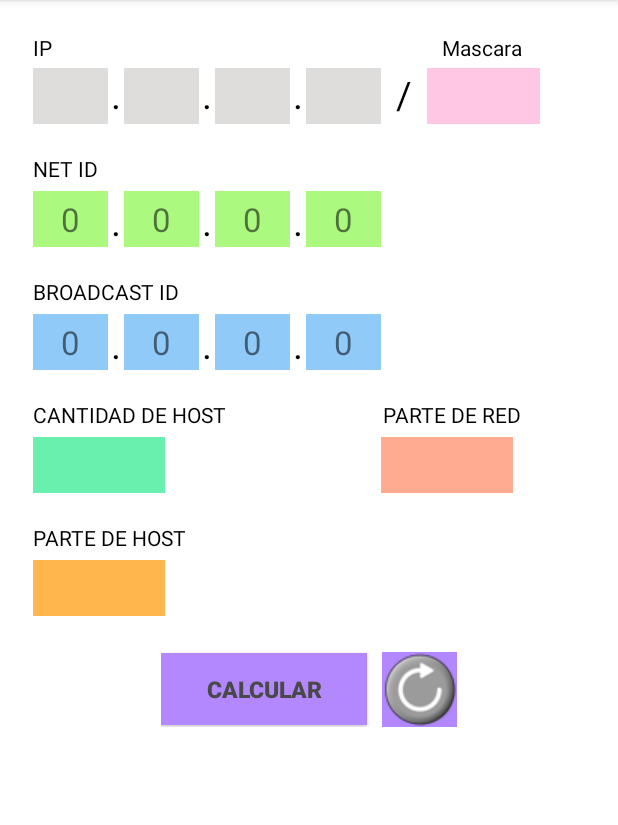
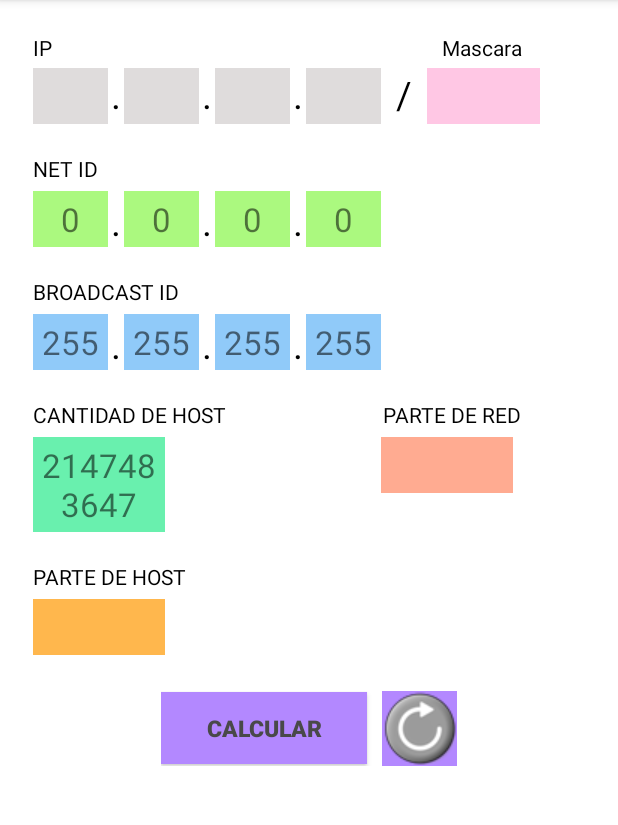
Before and after one commit to KarlaLopez96/HybridNetId, an Android app: the screen it shows after launch (MainActivity), after a tap on "CALCULAR", on a phone screen of 412 x 824 dp, the part 84-909 px from its top. Run offline under Robolectric (Android 15) with nearby library versions, the phone set to English and light mode, and no system bars; 5 statements that could not run were skipped.

Commit message:
Comentando el código,corrigiendo el broadcast y agregando el cálculo del número de host disponibles.

```diff
--- a/app/src/main/java/com/karla/direccionip/MainActivity.java
+++ b/app/src/main/java/com/karla/direccionip/MainActivity.java
@@ -7,6 +7,8 @@ import android.widget.Button;
 import android.widget.EditText;
 import android.widget.ImageButton;
 import android.widget.TextView;
+
+import static java.lang.Math.pow;
 
 public class MainActivity extends AppCompatActivity {
     EditText octal1, octal2, octal3, octal4, m;
@@ -36,6 +38,8 @@ public class MainActivity extends AppCompatActivity {
         final TextView broad3 = (TextView) findViewById(R.id.broadId3);
         final TextView broad4 = (TextView) findViewById(R.id.broadId4);
 
+        final TextView host2 = (TextView) findViewById(R.id.host1);
+
         botonCalcular.setOnClickListener(new View.OnClickListener() {
             @Override
             public void onClick(View view) {
@@ -47,6 +51,7 @@ public class MainActivity extends AppCompatActivity {
 
                 int[] mascaraDecimal = Mascara.plecaADecimal(mascara);
 
+                //Calculando la net ID.
                 int NetId_01 = o1 & mascaraDecimal[0];
                 int NetId_02 = o2 & mascaraDecimal[1];
                 int NetId_03 = o3 & mascaraDecimal[2];
@@ -57,20 +62,22 @@ public class MainActivity extends AppCompatActivity {
                 nId3.setText(""+NetId_03);
                 nId4.setText(""+NetId_04);
 
-                /*int broad_01 = ( ( o1 | mascaraDecimal[0] ) & ~( o1 & mascaraDecimal[0] ) );
-                int broad_02 = ( ( o2 | mascaraDecimal[1] ) & ~( o2 & mascaraDecimal[1] ) );
-                int broad_03 = ( ( o3 | mascaraDecimal[2] ) & ~( o3 & mascaraDecimal[2] ) );
-                int broad_04 = ( ( o4 | mascaraDecimal[3] ) & ~( o4 & mascaraDecimal[3] ) );*/
-
-                int broad_01 = o1 ^  mascaraDecimal[0];
-                int broad_02 = o2 ^  mascaraDecimal[1];
-                int broad_03 = o3 ^  mascaraDecimal[2];
-                int broad_04 = o4 ^  mascaraDecimal[3];
+                //Calculando el broadcast.
+                int broad_01 = (o1 | (255-mascaraDecimal[0]));
+                int broad_02 = (o2 | (255-mascaraDecimal[1]));
+                int broad_03 = (o3 | (255-mascaraDecimal[2]));
+                int broad_04 = (o4 | (255-mascaraDecimal[3]));
 
                 broad1.setText(""+broad_01);
                 broad2.setText(""+broad_02);
                 broad3.setText(""+broad_03);
                 broad4.setText(""+broad_04);
+
+                //Calculando el número de host disponibles.
+                int host = (int) (pow(2,32-mascara)-2);
+                host2.setText(""+host);
+
+
 
             }
         });
@@ -86,6 +93,13 @@ public class MainActivity extends AppCompatActivity {
                 octal4.setText("");
                 m.setText("");
 
+                broad1.setText("");
+                broad2.setText("");
+                broad3.setText("");
+                broad4.setText("");
+
+                host2.setText("");
+
                 nId1.setText("");
                 nId2.setText("");
                 nId3.setText("");
--- a/app/src/main/res/layout/activity_main.xml
+++ b/app/src/main/res/layout/activity_main.xml
@@ -321,7 +321,7 @@
         android:orientation="horizontal">
 
         <TextView
-            android:id="@+id/broad1"
+            android:id="@+id/host1"
             android:layout_width="88dp"
             android:layout_height="wrap_content"
             android:background="#69f0ae"
```
